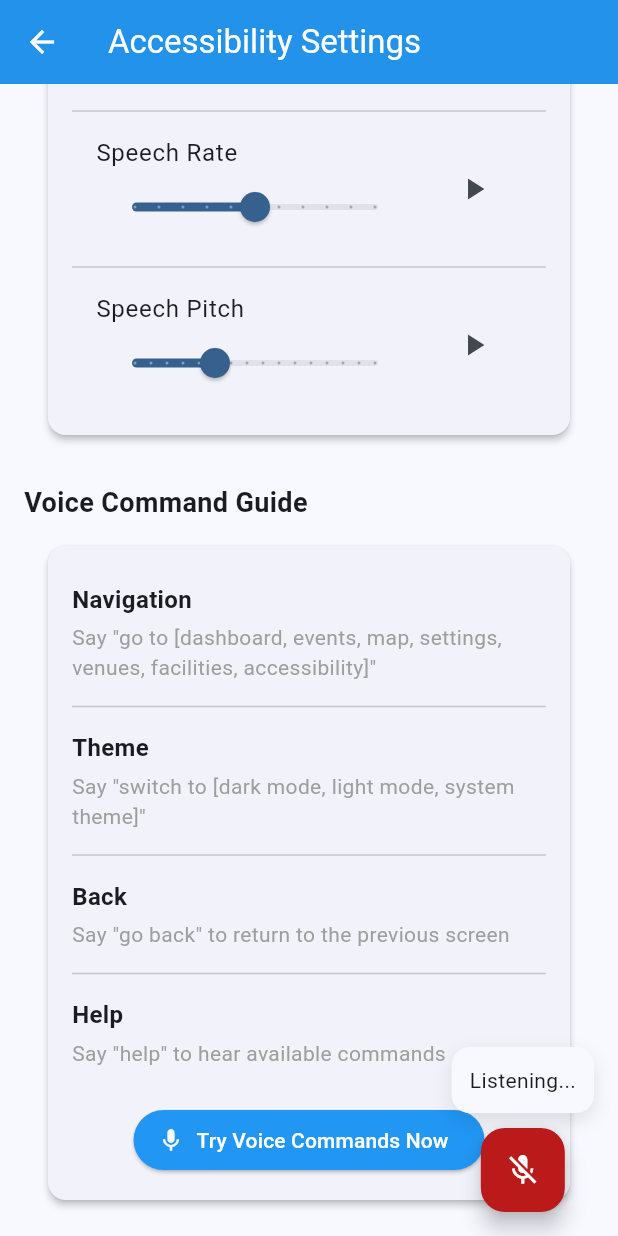
After one commit to 8bitnyan/comp4521_project, a Flutter app: the AccessibilityScreen screen opened by its route, scrolled down 144 dp, after a tap on "Try Voice Commands Now", on a phone screen of 412 x 824 dp. The commit adds this screen. Run offline on Flutter 3.47's test engine with Material 3 defaults, Android fonts, the phone set to English and light mode, and no system bars; our stand-ins replace flutter_dotenv, flutter_tts, google_maps_flutter, shared_preferences, speech_to_text, supabase_flutter and 1 more; accounts and stored records are empty; network calls fail.

Commit message:
wip: tts voice commands

```diff
--- /dev/null
+++ b/lib/config/app_config.dart
@@ -0,0 +1,20 @@
+import 'package:flutter_dotenv/flutter_dotenv.dart';
+
+/// Configuration class for storing API keys and other configuration values
+class AppConfig {
+  /// Initialize the app configuration
+  static Future<void> initialize() async {
+    try {
+      await dotenv.load(fileName: ".env");
+    } catch (e) {
+      // If .env file is not found, use default values (for development only)
+      print('Warning: .env file not found. Using default values.');
+    }
+  }
+
+  /// Get the Google Maps API key
+  static String get googleMapsApiKey {
+    return dotenv.env['GOOGLE_MAPS_API_KEY'] ??
+        'YOUR_API_KEY_HERE'; // Placeholder for builds without .env
+  }
+}
--- a/lib/main.dart
+++ b/lib/main.dart
@@ -1,11 +1,13 @@
 import 'package:flutter/material.dart';
 import 'package:provider/provider.dart';
 import 'package:supabase_flutter/supabase_flutter.dart';
+import 'config/app_config.dart';
 import 'providers/auth_provider.dart';
 import 'providers/theme_provider.dart';
 import 'providers/settings_provider.dart';
 import 'providers/facility_provider.dart';
 import 'providers/food_venue_provider.dart';
+import 'providers/voice_command_provider.dart';
 import 'services/theme_service.dart';
 import 'screens/login_screen.dart';
 import 'screens/signup_screen.dart';
@@ -15,9 +17,13 @@ import 'screens/map_screen.dart';
 import 'screens/settings_screen.dart';
 import 'screens/facilities_screen.dart';
 import 'screens/food_venues_screen.dart';
+import 'screens/accessibility_screen.dart';
 
 void main() async {
   WidgetsFlutterBinding.ensureInitialized();
+
+  // Initialize app configuration (API keys)
+  await AppConfig.initialize();
 
   await Supabase.initialize(
     url: 'https://byhgngvrdzhhzedeqdsb.supabase.co',
@@ -33,6 +39,7 @@ void main() async {
         ChangeNotifierProvider(create: (_) => SettingsProvider()),
         ChangeNotifierProvider(create: (_) => FacilityProvider()),
         ChangeNotifierProvider(create: (_) => FoodVenueProvider()),
+        ChangeNotifierProvider(create: (_) => VoiceCommandProvider()),
         // Add other providers here as needed
       ],
       child: const MyApp(),
@@ -62,6 +69,7 @@ class MyApp extends StatelessWidget {
             '/settings': (context) => const SettingsScreen(),
             '/facilities': (context) => const FacilitiesScreen(),
             '/venues': (context) => const FoodVenuesScreen(),
+            '/accessibility': (context) => const AccessibilityScreen(),
           },
         );
       },
--- /dev/null
+++ b/lib/providers/voice_command_provider.dart
@@ -0,0 +1,97 @@
+import 'package:flutter/material.dart';
+import 'package:shared_preferences/shared_preferences.dart';
+import '../services/voice_command_service.dart';
+
+class VoiceCommandProvider extends ChangeNotifier {
+  final VoiceCommandService _voiceCommandService = VoiceCommandService();
+  bool _isInitialized = false;
+  String _currentText = '';
+  bool _isListening = false;
+  double _speechRate = 0.5;
+  double _speechPitch = 1.0;
+  bool _voiceCommandsEnabled = true;
+
+  static const String _speechRateKey = 'speech_rate';
+  static const String _speechPitchKey = 'speech_pitch';
+  static const String _voiceCommandsEnabledKey = 'voice_commands_enabled';
+
+  VoiceCommandProvider() {
+    _loadSettings();
+  }
+
+  Future<void> _loadSettings() async {
+    final prefs = await SharedPreferences.getInstance();
+    _speechRate = prefs.getDouble(_speechRateKey) ?? 0.5;
+    _speechPitch = prefs.getDouble(_speechPitchKey) ?? 1.0;
+    _voiceCommandsEnabled = prefs.getBool(_voiceCommandsEnabledKey) ?? true;
+
+    await _initializeService();
+  }
+
+  Future<void> _saveSettings() async {
+    final prefs = await SharedPreferences.getInstance();
+    await prefs.setDouble(_speechRateKey, _speechRate);
+    await prefs.setDouble(_speechPitchKey, _speechPitch);
+    await prefs.setBool(_voiceCommandsEnabledKey, _voiceCommandsEnabled);
+  }
+
+  Future<void> _initializeService() async {
+    await _voiceCommandService.initialize();
+    await _voiceCommandService.setSpeechRate(_speechRate);
+    await _voiceCommandService.setSpeechPitch(_speechPitch);
+    _isInitialized = true;
+    notifyListeners();
+  }
+
+  void startListening(BuildContext context) {
+    if (!_isInitialized || !_voiceCommandsEnabled) return;
+
+    _isListening = true;
+    notifyListeners();
+
+    _voiceCommandService.startListening(context, (text) {
+      _currentText = text;
+      notifyListeners();
+    });
+  }
+
+  void stopListening() {
+    if (!_isInitialized) return;
+
+    _voiceCommandService.stopListening();
+    _isListening = false;
+    notifyListeners();
+  }
+
+  Future<void> speak(String text) async {
+    if (!_isInitialized) return;
+    await _voiceCommandService.speak(text);
+  }
+
+  Future<void> setSpeechRate(double rate) async {
+    _speechRate = rate;
+    await _voiceCommandService.setSpeechRate(rate);
+    await _saveSettings();
+    notifyListeners();
+  }
+
+  Future<void> setSpeechPitch(double pitch) async {
+    _speechPitch = pitch;
+    await _voiceCommandService.setSpeechPitch(pitch);
+    await _saveSettings();
+    notifyListeners();
+  }
+
+  Future<void> setVoiceCommandsEnabled(bool enabled) async {
+    _voiceCommandsEnabled = enabled;
+    await _saveSettings();
+    notifyListeners();
+  }
+
+  bool get isListening => _isListening;
+  bool get isInitialized => _isInitialized;
+  String get currentText => _currentText;
+  double get speechRate => _speechRate;
+  double get speechPitch => _speechPitch;
+  bool get voiceCommandsEnabled => _voiceCommandsEnabled;
+}
--- /dev/null
+++ b/lib/screens/accessibility_screen.dart
@@ -0,0 +1,168 @@
+import 'package:flutter/material.dart';
+import 'package:provider/provider.dart';
+import '../providers/voice_command_provider.dart';
+import '../widgets/base_screen.dart';
+
+class AccessibilityScreen extends StatelessWidget {
+  const AccessibilityScreen({super.key});
+
+  @override
+  Widget build(BuildContext context) {
+    final voiceProvider = Provider.of<VoiceCommandProvider>(context);
+
+    return BaseScreen(
+      appBar: AppBar(
+        title: const Text('Accessibility Settings'),
+      ),
+      body: SingleChildScrollView(
+        padding: const EdgeInsets.all(16.0),
+        child: Column(
+          crossAxisAlignment: CrossAxisAlignment.start,
+          children: [
+            const Text(
+              'Voice Command Settings',
+              style: TextStyle(
+                fontSize: 18,
+                fontWeight: FontWeight.bold,
+              ),
+            ),
+            const SizedBox(height: 8),
+            Card(
+              child: Padding(
+                padding: const EdgeInsets.all(16.0),
+                child: Column(
+                  children: [
+                    SwitchListTile(
+                      title: const Text('Enable Voice Commands'),
+                      subtitle: const Text(
+                          'Use voice to navigate and control the app'),
+                      value: voiceProvider.voiceCommandsEnabled,
+                      onChanged: (value) {
+                        voiceProvider.setVoiceCommandsEnabled(value);
+                      },
+                    ),
+                    const Divider(),
+                    ListTile(
+                      title: const Text('Speech Rate'),
+                      subtitle: Slider(
+                        value: voiceProvider.speechRate,
+                        min: 0.0,
+                        max: 1.0,
+                        divisions: 10,
+                        label: voiceProvider.speechRate.toStringAsFixed(1),
+                        onChanged: (value) {
+                          voiceProvider.setSpeechRate(value);
+                        },
+                      ),
+                      trailing: IconButton(
+                        icon: const Icon(Icons.play_arrow),
+                        onPressed: () {
+                          voiceProvider
+                              .speak("This is a test of the speech rate");
+                        },
+                      ),
+                    ),
+                    const Divider(),
+                    ListTile(
+                      title: const Text('Speech Pitch'),
+                      subtitle: Slider(
+                        value: voiceProvider.speechPitch,
+                        min: 0.5,
+                        max: 2.0,
+                        divisions: 15,
+                        label: voiceProvider.speechPitch.toStringAsFixed(1),
+                        onChanged: (value) {
+                          voiceProvider.setSpeechPitch(value);
+                        },
+                      ),
+                      trailing: IconButton(
+                        icon: const Icon(Icons.play_arrow),
+                        onPressed: () {
+                          voiceProvider
+                              .speak("This is a test of the speech pitch");
+                        },
+                      ),
+                    ),
+                  ],
+                ),
+              ),
+            ),
+            const SizedBox(height: 24),
+            const Text(
+              'Voice Command Guide',
+              style: TextStyle(
+                fontSize: 18,
+                fontWeight: FontWeight.bold,
+              ),
+            ),
+            const SizedBox(height: 8),
+            Card(
+              child: Padding(
+                padding: const EdgeInsets.all(16.0),
+                child: Column(
+                  crossAxisAlignment: CrossAxisAlignment.start,
+                  children: [
+                    _buildCommandItem(
+                      'Navigation',
+                      'Say "go to [dashboard, events, map, settings, venues, facilities, accessibility]"',
+                    ),
+                    const Divider(),
+                    _buildCommandItem(
+                      'Theme',
+                      'Say "switch to [dark mode, light mode, system theme]"',
+                    ),
+                    const Divider(),
+                    _buildCommandItem(
+                      'Back',
+                      'Say "go back" to return to the previous screen',
+                    ),
+                    const Divider(),
+                    _buildCommandItem(
+                      'Help',
+                      'Say "help" to hear available commands',
+                    ),
+                    const SizedBox(height: 16),
+                    Center(
+                      child: ElevatedButton.icon(
+                        icon: const Icon(Icons.mic),
+                        label: const Text('Try Voice Commands Now'),
+                        onPressed: () {
+                          voiceProvider.startListening(context);
+                        },
+                      ),
+                    ),
+                  ],
+                ),
+              ),
+            ),
+          ],
+        ),
+      ),
+    );
+  }
+
+  Widget _buildCommandItem(String title, String description) {
+    return Padding(
+      padding: const EdgeInsets.symmetric(vertical: 8.0),
+      child: Column(
+        crossAxisAlignment: CrossAxisAlignment.start,
+        children: [
+          Text(
+            title,
+            style: const TextStyle(
+              fontWeight: FontWeight.bold,
+              fontSize: 16,
+            ),
+          ),
+          const SizedBox(height: 4),
+          Text(
+            description,
+            style: const TextStyle(
+              color: Colors.grey,
+            ),
+          ),
+        ],
+      ),
+    );
+  }
+}
--- a/lib/screens/dashboard_screen.dart
+++ b/lib/screens/dashboard_screen.dart
@@ -1,6 +1,7 @@
 import 'package:flutter/material.dart';
 import 'package:provider/provider.dart';
 import '../providers/auth_provider.dart';
+import '../widgets/voice_command_button.dart';
 
 class DashboardScreen extends StatelessWidget {
   const DashboardScreen({super.key});
@@ -187,6 +188,7 @@ class DashboardScreen extends StatelessWidget {
           ],
         ),
       ),
+      floatingActionButton: const VoiceCommandButton(),
     );
   }
 }
--- a/lib/screens/map_screen.dart
+++ b/lib/screens/map_screen.dart
@@ -1,5 +1,6 @@
 import 'package:flutter/material.dart';
 import 'package:google_maps_flutter/google_maps_flutter.dart';
+import '../config/app_config.dart';
 
 class MapScreen extends StatefulWidget {
   const MapScreen({super.key});
--- a/lib/screens/settings_screen.dart
+++ b/lib/screens/settings_screen.dart
@@ -71,6 +71,10 @@ class _SettingsScreenState extends State<SettingsScreen> {
 
             _buildSectionHeader('Privacy'),
             _buildPrivacySettings(settingsProvider),
+            const Divider(),
+
+            _buildSectionHeader('Accessibility'),
+            _buildAccessibilitySettings(),
             const Divider(),
 
             _buildSectionHeader('About'),
@@ -495,6 +499,22 @@ class _SettingsScreenState extends State<SettingsScreen> {
     );
   }
 
+  Widget _buildAccessibilitySettings() {
+    return Column(
+      crossAxisAlignment: CrossAxisAlignment.start,
+      children: [
+        ListTile(
+          title: const Text('Voice Commands'),
+          subtitle: const Text('Configure voice command settings and options'),
+          trailing: const Icon(Icons.arrow_forward_ios, size: 16),
+          onTap: () {
+            Navigator.pushNamed(context, '/accessibility');
+          },
+        ),
+      ],
+    );
+  }
+
   Widget _buildAboutSection() {
     return Column(
       crossAxisAlignment: CrossAxisAlignment.start,
--- /dev/null
+++ b/lib/services/voice_command_service.dart
@@ -0,0 +1,154 @@
+import 'package:flutter/material.dart';
+import 'package:speech_to_text/speech_to_text.dart';
+import 'package:speech_to_text/speech_recognition_result.dart';
+import 'package:flutter_tts/flutter_tts.dart';
+import 'package:provider/provider.dart';
+import '../providers/theme_provider.dart';
+
+class VoiceCommandService {
+  final SpeechToText _speechToText = SpeechToText();
+  final FlutterTts _flutterTts = FlutterTts();
+  bool _speechEnabled = false;
+  String _lastWords = '';
+
+  // Map of commands to their corresponding actions
+  final Map<String, String> _navigationCommands = {
+    'dashboard': '/dashboard',
+    'events': '/events',
+    'map': '/map',
+    'settings': '/settings',
+    'facilities': '/facilities',
+    'food venues': '/venues',
+    'venues': '/venues',
+    'home': '/dashboard',
+    'login': '/login',
+    'sign up': '/signup',
+    'accessibility': '/accessibility',
+  };
+
+  Future<void> initialize() async {
+    // Initialize speech recognition
+    _speechEnabled = await _speechToText.initialize();
+
+    // Initialize text-to-speech
+    await _flutterTts.setLanguage("en-US");
+    await _flutterTts.setPitch(1.0);
+    await _flutterTts.setSpeechRate(0.5);
+  }
+
+  // Set speech rate (0.0 to 1.0)
+  Future<void> setSpeechRate(double rate) async {
+    await _flutterTts.setSpeechRate(rate);
+  }
+
+  // Set speech pitch (0.5 to 2.0)
+  Future<void> setSpeechPitch(double pitch) async {
+    await _flutterTts.setPitch(pitch);
+  }
+
+  // Start listening for voice input
+  void startListening(BuildContext context, Function(String) onResult) {
+    if (!_speechEnabled) {
+      speak("Speech recognition not available");
+      return;
+    }
+
+    _speechToText.listen(
+      onResult: (SpeechRecognitionResult result) {
+        _lastWords = result.recognizedWords;
+        onResult(_lastWords);
+
+        // If we have a final result, process the command
+        if (result.finalResult) {
+          processCommand(context, _lastWords);
+        }
+      },
+      listenFor: const Duration(seconds: 5),
+      pauseFor: const Duration(seconds: 2),
+      partialResults: true,
+      cancelOnError: true,
+      listenMode: ListenMode.confirmation,
+    );
+
+    speak("Listening...");
+  }
+
+  // Stop listening
+  void stopListening() {
+    _speechToText.stop();
+  }
+
+  // Process the recognized voice command
+  void processCommand(BuildContext context, String command) {
+    command = command.toLowerCase().trim();
+
+    // Check for navigation commands
+    for (var entry in _navigationCommands.entries) {
+      if (command.contains(entry.key)) {
+        speak("Navigating to ${entry.key}");
+        Navigator.of(context).pushNamed(entry.value);
+        return;
+      }
+    }
+
+    // Handle theme commands
+    if (command.contains("dark mode") || command.contains("night mode")) {
+      speak("Switching to dark mode");
+      Provider.of<ThemeProvider>(context, listen: false)
+          .setThemeMode(ThemeMode.dark);
+      return;
+    }
+
+    if (command.contains("light mode")) {
+      speak("Switching to light mode");
+      Provider.of<ThemeProvider>(context, listen: false)
+          .setThemeMode(ThemeMode.light);
+      return;
+    }
+
+    if (command.contains("system theme") || command.contains("auto theme")) {
+      speak("Switching to system theme mode");
+      Provider.of<ThemeProvider>(context, listen: false)
+          .setThemeMode(ThemeMode.system);
+      return;
+    }
+
+    if (command.contains("back")) {
+      speak("Going back");
+      Navigator.of(context).pop();
+      return;
+    }
+
+    if (command.contains("help")) {
+      _provideHelp();
+      return;
+    }
+
+    // If no command was recognized
+    speak(
+        "Command not recognized. Try again or say help for available commands.");
+  }
+
+  // Speak a message using text-to-speech
+  Future<void> speak(String text) async {
+    await _flutterTts.speak(text);
+  }
+
+  // Provide help information about available voice commands
+  void _provideHelp() {
+    const String helpText =
+        "Available commands include: navigate to dashboard, "
+        "events, map, settings, facilities, venues, switch to dark mode, "
+        "switch to light mode, switch to system theme, go back, and help.";
+    speak(helpText);
+  }
+
+  // Check if speech recognition is currently active
+  bool get isListening => _speechToText.isListening;
+
+  // Get the last recognized words
+  String get lastWords => _lastWords;
+
+  // Check if speech recognition is available and initialized
+  bool get speechEnabled => _speechEnabled;
+}
--- /dev/null
+++ b/lib/widgets/base_screen.dart
@@ -0,0 +1,43 @@
+import 'package:flutter/material.dart';
+import 'voice_command_button.dart';
+
+class BaseScreen extends StatelessWidget {
+  final Widget body;
+  final PreferredSizeWidget? appBar;
+  final Widget? drawer;
+  final Widget? bottomNavigationBar;
+  final Color? backgroundColor;
+  final bool? resizeToAvoidBottomInset;
+  final bool extendBody;
+  final bool extendBodyBehindAppBar;
+  final FloatingActionButtonLocation? floatingActionButtonLocation;
+
+  const BaseScreen({
+    super.key,
+    required this.body,
+    this.appBar,
+    this.drawer,
+    this.bottomNavigationBar,
+    this.backgroundColor,
+    this.resizeToAvoidBottomInset,
+    this.extendBody = false,
+    this.extendBodyBehindAppBar = false,
+    this.floatingActionButtonLocation,
+  });
+
+  @override
+  Widget build(BuildContext context) {
+    return Scaffold(
+      appBar: appBar,
+      body: body,
+      drawer: drawer,
+      bottomNavigationBar: bottomNavigationBar,
+      backgroundColor: backgroundColor,
+      resizeToAvoidBottomInset: resizeToAvoidBottomInset,
+      extendBody: extendBody,
+      extendBodyBehindAppBar: extendBodyBehindAppBar,
+      floatingActionButton: const VoiceCommandButton(),
+      floatingActionButtonLocation: floatingActionButtonLocation,
+    );
+  }
+}
--- /dev/null
+++ b/lib/widgets/voice_command_button.dart
@@ -0,0 +1,62 @@
+import 'package:flutter/material.dart';
+import 'package:provider/provider.dart';
+import '../providers/voice_command_provider.dart';
+
+class VoiceCommandButton extends StatelessWidget {
+  const VoiceCommandButton({super.key});
+
+  @override
+  Widget build(BuildContext context) {
+    return Consumer<VoiceCommandProvider>(
+      builder: (context, voiceProvider, child) {
+        return Column(
+          mainAxisSize: MainAxisSize.min,
+          children: [
+            // Show recognized text when listening
+            if (voiceProvider.isListening)
+              Container(
+                padding: const EdgeInsets.all(12),
+                margin: const EdgeInsets.only(bottom: 10),
+                decoration: BoxDecoration(
+                  color: Theme.of(context).colorScheme.surface,
+                  borderRadius: BorderRadius.circular(12),
+                  boxShadow: [
+                    BoxShadow(
+                      color: Colors.black.withOpacity(0.1),
+                      blurRadius: 10,
+                      offset: const Offset(0, 5),
+                    ),
+                  ],
+                ),
+                child: Text(
+                  voiceProvider.currentText.isEmpty
+                      ? 'Listening...'
+                      : voiceProvider.currentText,
+                  style: Theme.of(context).textTheme.bodyMedium,
+                ),
+              ),
+
+            // The floating action button
+            FloatingActionButton(
+              onPressed: () {
+                if (voiceProvider.isListening) {
+                  voiceProvider.stopListening();
+                } else {
+                  voiceProvider.startListening(context);
+                }
+              },
+              tooltip: 'Voice Commands',
+              backgroundColor: voiceProvider.isListening
+                  ? Theme.of(context).colorScheme.error
+                  : Theme.of(context).colorScheme.primary,
+              child: Icon(
+                voiceProvider.isListening ? Icons.mic_off : Icons.mic,
+                color: Theme.of(context).colorScheme.onPrimary,
+              ),
+            ),
+          ],
+        );
+      },
+    );
+  }
+}
--- a/pubspec.yaml
+++ b/pubspec.yaml
@@ -46,10 +46,14 @@ dependencies:
   supabase_flutter: ^2.3.3
   # For text-to-speech
   flutter_tts: ^4.0.0
+  # For speech recognition
+  speech_to_text: ^6.6.1
   # For calendar widget
   table_calendar: ^3.0.9
   # For internationalization
   intl: ^0.19.0
+  # For environment variables
+  flutter_dotenv: ^5.1.0
 
 dev_dependencies:
   flutter_test:
@@ -76,6 +80,7 @@ flutter:
   # To add assets to your application, add an assets section, like this:
   assets:
     - assets/images/
+    - .env
 
   # An image asset can refer to one or more resolution-specific "variants", see
   # https://flutter.dev/to/resolution-aware-images
```
Also changed, not shown: pubspec.lock, 14 other files.
